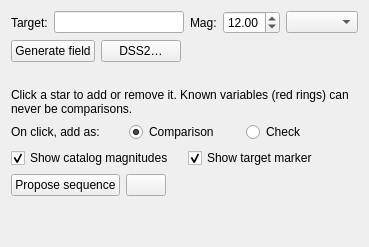
Qt form nightscribe/gui/ui/ufe_compare_tab.ui (irydeo/nightscribe) before a commit.
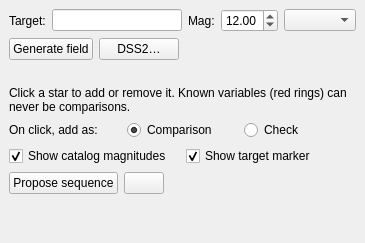
The same form after that commit.

The edit to the form file:
```diff
--- a/nightscribe/gui/ui/ufe_compare_tab.ui
+++ b/nightscribe/gui/ui/ufe_compare_tab.ui
@@ -9,7 +9,7 @@
 <ui version="4.0">
  <class>UfeCompareTab</class>
  <widget class="QWidget" name="UfeCompareTab">
-  <layout class="QVBoxLayout" name="vbox_compare">
+  <layout class="QVBoxLayout" name="vbox_compare"><property name="leftMargin"><number>9</number></property><property name="topMargin"><number>9</number></property><property name="rightMargin"><number>9</number></property><property name="bottomMargin"><number>9</number></property>
    <item>
     <layout class="QHBoxLayout" name="row_target">
      <property name="layoutStretch"><string notr="true">0,0,0,0,1</string></property>
```
